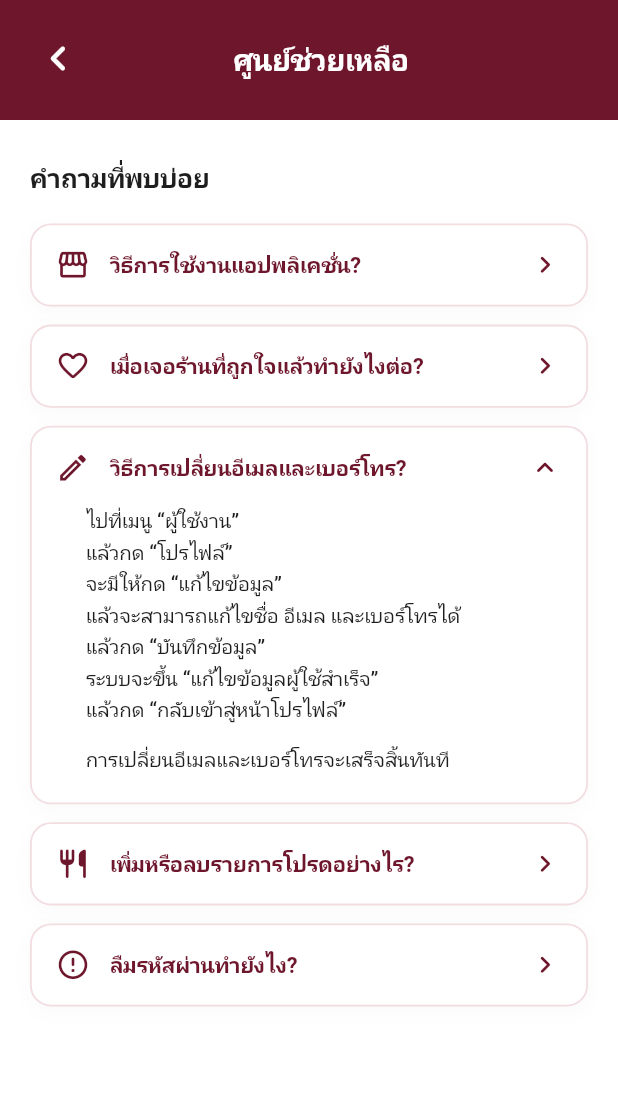
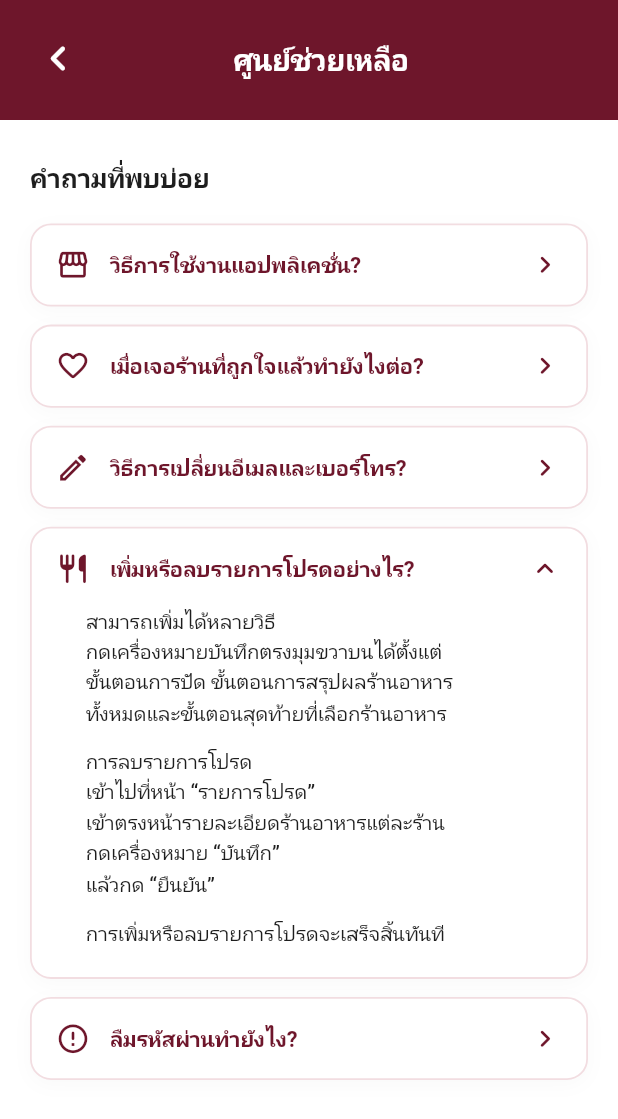
Before and after one commit to Book7076/mobile_pin, a Flutter app: the HelpCenterScreen screen opened directly, on a phone screen of 412 x 824 dp. Shown: the top 1119 px of the screen. Run offline on Flutter 3.47's test engine with Material 3 defaults, Android fonts, the phone set to English and light mode, and no system bars; our stand-ins replace appinio_swiper, flutter_dotenv, flutter_map, flutter_riverpod, geolocator, latlong2 and 1 more; accounts and stored records are empty; statements that could not run were skipped.

Commit message:
feat: อัปเดต HelpCenterScreen เพิ่มคำตอบข้อที่ 4 (เพิ่มหรือลบรายการโปรดอย่างไร?) แบ่งเป็น 3 ส่วน (การเพิ่ม, การลบ, สรุปผล)

```diff
--- a/lib/screens/profile/help_center_screen.dart
+++ b/lib/screens/profile/help_center_screen.dart
@@ -23,8 +23,8 @@ class _FaqItem {
 }
 
 class _HelpCenterScreenState extends State<HelpCenterScreen> {
-  // Index of the currently expanded FAQ card (2 is expanded to show Question 3 answer as requested)
-  int? _expandedIndex = 2;
+  // Index of the currently expanded FAQ card (3 is expanded to show Question 4 answer as requested)
+  int? _expandedIndex = 3;
 
   final List<_FaqItem> _faqList = const [
     _FaqItem(
@@ -60,12 +60,11 @@ class _HelpCenterScreenState extends State<HelpCenterScreen> {
     _FaqItem(
       icon: Icons.restaurant_rounded,
       question: 'เพิ่มหรือลบรายการโปรดอย่างไร?',
-      isNumbered: true,
+      isNumbered: false,
       content: [
-        'เข้าไปที่หน้ารายละเอียดของร้านอาหารที่ต้องการ',
-        'แตะที่ไอคอนบุ๊กมาร์กมุมขวาบนเพื่อบันทึกร้านเป็นรายการโปรด',
-        'เมื่อบันทึกแล้ว ไอคอนจะเปลี่ยนเป็นสีเลือดหมูทึบ',
-        'หากต้องการลบ ให้แตะที่ไอคอนบุ๊กมาร์กอีกครั้งและกดยืนยันการลบ',
+        'สามารถเพิ่มได้หลายวิธี\nกดเครื่องหมายบันทึกตรงมุมขวาบนได้ตั้งแต่\nขั้นตอนการปัด ขั้นตอนการสรุปผลร้านอาหาร\nทั้งหมดและขั้นตอนสุดท้ายที่เลือกร้านอาหาร',
+        'การลบรายการโปรด\nเข้าไปที่หน้า “รายการโปรด”\nเข้าตรงหน้ารายละเอียดร้านอาหารแต่ละร้าน\nกดเครื่องหมาย “บันทึก”\nแล้วกด “ยืนยัน”',
+        'การเพิ่มหรือลบรายการโปรดจะเสร็จสิ้นทันที',
       ],
     ),
     _FaqItem(
```
